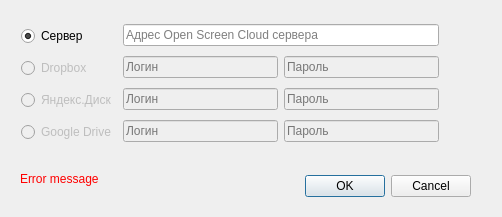
This is ui/settings.ui in ismd/screenshotgun as Qt 5 draws it before an edit. The edited form follows.
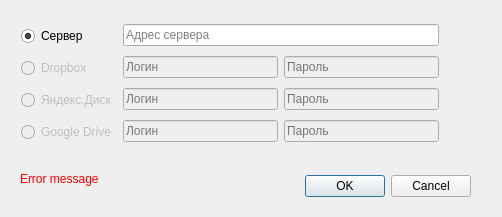
This is the edited form.

Commit message: Renamed open-screen-cloud to screenshotgun

```diff
--- a/ui/settings.ui
+++ b/ui/settings.ui
@@ -88,7 +88,7 @@
       <item>
        <widget class="QLineEdit" name="serverEdit">
         <property name="placeholderText">
-         <string>Адрес Open Screen Cloud сервера</string>
+         <string>Адрес сервера</string>
         </property>
        </widget>
       </item>
```
The commit also changes 4 other files.
